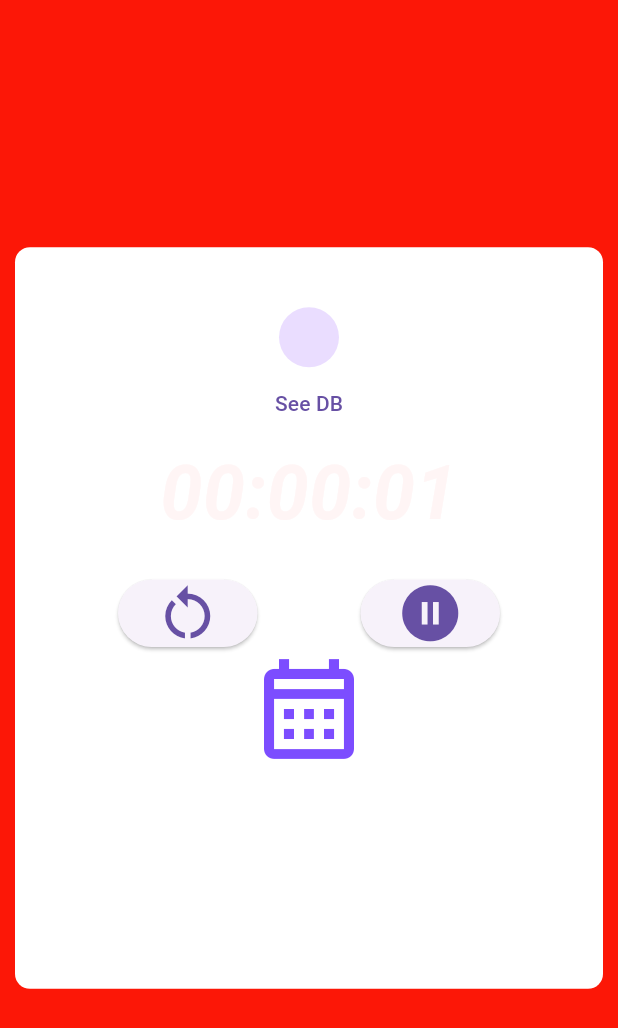
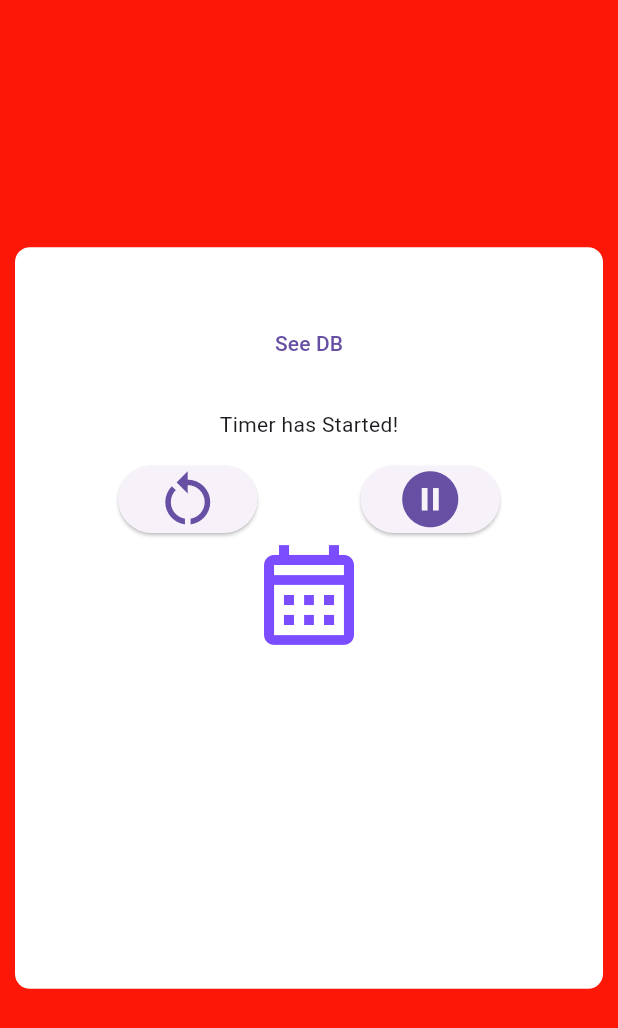
Before and after one commit to HarisMilonas/kids_app, a Flutter app: the screen it shows after launch, after a tap on the "not started" icon, on a phone screen of 412 x 824 dp. Shown: the top 1028 px of the screen. Run offline on Flutter 3.47's test engine with Material 3 defaults, Android fonts, the phone set to English and light mode, and no system bars; our stand-ins replace animate_do, animated_text_kit, flutter_staggered_animations, loading_animation_widget, scroll_to_index, sqflite; missing offline and left inert: sqlite_viewer; accounts and stored records are empty.

Commit message:
New record time implementation without timer

```diff
--- a/lib/models/calendar.dart
+++ b/lib/models/calendar.dart
@@ -4,7 +4,7 @@ class Calendar {
   int? id;
   String date;
   String? duration; // total duration
-  Map<String, dynamic>? details; // detailed hours in the day
+  List<Map<String, dynamic>>? details; // detailed hours in the day
   String? comments;
 
   Calendar(
@@ -15,11 +15,13 @@ class Calendar {
       this.comments});
 
   factory Calendar.fromMap(Map<String, dynamic> map) {
+
+
     return Calendar(
         id: map['id'],
         date: map["date"],
         duration: map['duration'],
-        details: map['details'] != null ? jsonDecode(map['details']) : null,
+       details: map['details'] != null ? (jsonDecode(map['details']) as List).cast<Map<String, dynamic>>() : null,
         comments: map["comments"]);
   }
 
--- a/lib/screens/edit_day_page.dart
+++ b/lib/screens/edit_day_page.dart
@@ -29,7 +29,7 @@ class _EditDayPageState extends State<EditDayPage> {
   @override
   void initState() {
     duration = widget.selectedDay.duration ?? '0';
-    hours = widget.selectedDay.details ?? {};
+    // hours = widget.selectedDay.details ?? {};
     date = widget.selectedDay.date;
     dayTitle = DateFormat('yMMMMEEEEd').format(DateTime.parse(date));
 
@@ -172,7 +172,7 @@ class _EditDayPageState extends State<EditDayPage> {
       // Accumulate the durations in minutes
       newDuration += twentyFourduration.inMinutes;
 
-      widget.selectedDay.details = newHours;
+      // widget.selectedDay.details = newHours;
       widget.selectedDay.duration = newDuration.toString();
 
       await CalendarController.updateDay(widget.selectedDay);
--- a/lib/screens/timer_page.dart
+++ b/lib/screens/timer_page.dart
@@ -1,12 +1,13 @@
 import 'dart:async';
 import 'package:flutter/material.dart';
+import 'package:intl/intl.dart';
+import 'package:loading_animation_widget/loading_animation_widget.dart';
 import 'package:offline_app/componets/dialogs/complete_dialog.dart';
-import 'package:offline_app/componets/dialogs/loading_dialog.dart';
 import 'package:offline_app/componets/dialogs/reset_dialog.dart';
 import 'package:offline_app/componets/page_router.dart';
 import 'package:offline_app/controllers/calendar_controller.dart';
+import 'package:offline_app/models/calendar.dart';
 import 'package:offline_app/screens/calendar_page.dart';
-import 'package:offline_app/styles/text_styles.dart';
 import 'package:sqlite_viewer/sqlite_viewer.dart';
 
 class TimerPage extends StatefulWidget {
@@ -17,78 +18,19 @@ class TimerPage extends StatefulWidget {
 }
 
 class _TimerPageState extends State<TimerPage> {
-  bool isRunning = false;
-  int seconds = 0;
-  late Duration timerDuration;
-  late TextEditingController _controller;
-
-  @override
-  void initState() {
-    super.initState();
-    _controller = TextEditingController(text: '00:00:00');
-    timerDuration = const Duration(seconds: 0);
-  }
-
-  @override
-  void dispose() {
-    _controller.dispose();
-    super.dispose();
-  }
-
-  void startPauseTimer() {
-    setState(() {
-      isRunning = !isRunning;
-      if (isRunning) {
-        _startTimer();
-      } else {
-        _stopTimer();
-      }
-    });
-  }
-
-  void resetTimer() {
-    setState(() {
-      _stopTimer();
-      seconds = 0;
-      _controller.text = '00:00:00'; // Set to initial value
-    });
-  }
-
-  void _startTimer() {
-    const oneSec = Duration(seconds: 1);
-    Timer.periodic(oneSec, (Timer timer) {
-      if (!isRunning) {
-        timer.cancel();
-      } else {
-        setState(() {
-          seconds++;
-          _controller.text = formatDuration(Duration(seconds: seconds));
-        });
-      }
-    });
-  }
-
-  void _stopTimer() {
-    isRunning = false;
-  }
-
-  String formatDuration(Duration duration) {
-    String twoDigits(int n) {
-      if (n >= 10) return "$n";
-      return "0$n";
-    }
-
-    String twoDigitHours = twoDigits(duration.inHours);
-    String twoDigitMinutes = twoDigits(duration.inMinutes.remainder(60));
-    String twoDigitSeconds = twoDigits(duration.inSeconds.remainder(60));
-
-    return "$twoDigitHours:$twoDigitMinutes:$twoDigitSeconds";
-  }
+  String errorMessage = '';
 
   @override
   Widget build(BuildContext context) {
     return Scaffold(
-      body: Center(
+      body: FutureBuilder(
+          future: startPauseTimer(),
+          builder: (context, snapshot) {
+            if (snapshot.hasData) {
+              bool isRunning = snapshot.data!;
+
+              print("IS RUNNING FROM FUTURE: $isRunning");
+              return Center(
                 child: Column(
                   mainAxisAlignment: MainAxisAlignment.center,
                   children: <Widget>[
@@ -105,23 +47,15 @@ class _TimerPageState extends State<TimerPage> {
                         child: Column(
                           mainAxisAlignment: MainAxisAlignment.spaceEvenly,
                           children: [
+                            const SizedBox(height: 40),
 
-                    const SizedBox(height: 40),
-                    // photos
-                    InkWell(
-                      onTap: () {
-                        completeDialog(context, _saveTime);
-                      },
-                      child: const CircleAvatar(
-                        backgroundImage: null,
-                      ),
-                    ),
                             TextButton(
                                 onPressed: () {
                                   Navigator.push(
                                       context,
                                       MaterialPageRoute(
-                                  builder: (_) => const DatabaseList()));
+                                          builder: (_) =>
+                                              const DatabaseList()));
                                 },
                                 child: const Text("See DB")),
 
@@ -129,20 +63,22 @@ class _TimerPageState extends State<TimerPage> {
                             Column(
                               mainAxisSize: MainAxisSize.min,
                               children: [
-                        Text(
-                          _controller.text,
-                          style: timerStyle(),
-                        ),
                                 const SizedBox(height: 20),
+                                Center(
+                                    child: Text(isRunning
+                                        ? "Timer has Started!"
+                                        : "Press start to begin recording")),
+                                const SizedBox(height: 16),
                                 Row(
-                          mainAxisAlignment: MainAxisAlignment.spaceEvenly,
+                                  mainAxisAlignment:
+                                      MainAxisAlignment.spaceEvenly,
                                   children: [
                                     ElevatedButton(
                                       onPressed: () {
-                                resetDialog(context, () {
-                                  resetTimer();
-                                  Navigator.pop(context);
-                                });
+                                        // resetDialog(context, () {
+                                        //   resetDay();
+                                        //   Navigator.pop(context);
+                                        // });
                                       },
                                       child: const Icon(
                                         Icons.restart_alt,
@@ -150,7 +86,10 @@ class _TimerPageState extends State<TimerPage> {
                                       ),
                                     ),
                                     ElevatedButton(
-                                onPressed: startPauseTimer,
+                                        onPressed: () async {
+                                          await daysToSave();
+                                          setState(() {});
+                                        },
                                         child: Icon(
                                           isRunning
                                               ? Icons.pause_circle
@@ -186,18 +125,167 @@ class _TimerPageState extends State<TimerPage> {
                     ),
                   ],
                 ),
+              );
+            }
+            if (snapshot.hasError) {
+              return Center(
+                child: Text("Error: ${snapshot.error.toString()}"),
+              );
+            } else {
+              return Center(
+                child: LoadingAnimationWidget.twistingDots(
+                  leftDotColor: const Color(0xFF1A1A3F),
+                  rightDotColor: const Color(0xFFEA3799),
+                  size: 100,
                 ),
               );
             }
+          }),
+    );
+  }
 
-  void _saveTime() async {
-    loadingDialog(context);
-    int elapsedMinutes = (seconds / 60).floor();
-    await CalendarController.createOrUpdateDay(elapsedMinutes);
-    resetTimer();
-    if (mounted) {
-      Navigator.pop(context);
-      Navigator.pop(context);
+  Future<void> daysToSave() async {
+    DateTime today = DateTime.now();
+    // DateTime today = DateTime(2023, 12, 21, 15, 30);
+
+    String todayString = DateFormat("yyyy-MM-dd").format(today);
+
+    Calendar? dbDay = await CalendarController.getSingleDay(todayString);
+
+    if (dbDay == null) {
+      // errorMessage = "Error fetching todays day from db";
+      return;
+    }
+
+    bool wasPreviousDayUnsaved = await _savePreviousDay(today);
+
+    if (wasPreviousDayUnsaved) {
+      await _saveTodayWithMidnight(today, dbDay);
+    } else {
+      _saveToday(today, dbDay);
+    }
+  }
+
+  Future<bool> _savePreviousDay(DateTime today) async {
+    DateTime previousDay = today.subtract(const Duration(days: 1));
+
+    String previousDayString = DateFormat("yyyy-MM-dd").format(previousDay);
+
+    Calendar? dbPreviousDay =
+        await CalendarController.getSingleDay(previousDayString);
+
+    if (dbPreviousDay != null) {
+      if (dbPreviousDay.details != null) {
+        DateTime lastMinuteYesterday = DateTime(
+            previousDay.year, previousDay.month, previousDay.day, 23, 59);
+
+        String lastMinuteYesterdayString =
+            DateFormat("HH:mm").format(lastMinuteYesterday);
+
+        for (var map in dbPreviousDay.details!) {
+          if (map.containsKey("start") && !map.containsKey("end")) {
+            map["end"] = lastMinuteYesterdayString;
+            await CalendarController.updateDay(dbPreviousDay);
+            return true;
           }
         }
       }
+    }
+    return false;
+  }
+
+  _saveTodayWithMidnight(DateTime today, Calendar? dbDay) async {
+    DateTime todaysFirstMinute =
+        DateTime(today.year, today.month, today.day, 0, 0, 0);
+
+    String todaysFirstMinuteString =
+        DateFormat("HH:mm").format(todaysFirstMinute);
+
+    String nowHour = DateFormat("HH:mm").format(today);
+
+    if (dbDay?.details == null) {
+      dbDay?.details = [
+        {"start": todaysFirstMinuteString, "end": nowHour}
+      ];
+    } else {
+      dbDay!.details!.add({"start": todaysFirstMinuteString, "end": nowHour});
+    }
+
+    // dbDay?.details == null
+    //     ? dbDay?.details = [
+    //         {"start": todaysFirstMinuteString, "end": nowHour}
+    //       ]
+    //     : dbDay!.details!
+    //         .add({"start": todaysFirstMinuteString, "end": nowHour});
+
+    await CalendarController.updateDay(dbDay!);
+  }
+
+  void _saveToday(DateTime today, Calendar dbDay) async {
+    String nowHour = DateFormat("HH:mm").format(today);
+
+    bool putEndKey = false;
+
+    if (dbDay.details != null) {
+      for (var map in dbDay.details!) {
+        if (map.containsKey("start") && !map.containsKey("end")) {
+          putEndKey = true;
+          map["end"] = nowHour;
+        }
+      }
+      if (!putEndKey) {
+        dbDay.details!.add({"start": nowHour});
+      }
+    } else {
+      dbDay.details = [
+        {"start": nowHour}
+      ];
+    }
+
+    await CalendarController.updateDay(dbDay);
+  }
+
+  // just to show the correct icon
+  Future<bool> startPauseTimer() async {
+    DateTime today = DateTime.now();
+
+    // DateTime today = DateTime(2023, 12, 21, 15, 30);
+
+    String todayString = DateFormat("yyyy-MM-dd").format(today);
+
+    DateTime previousDay = today.subtract(const Duration(days: 1));
+    String previousDayString = DateFormat("yyyy-MM-dd").format(previousDay);
+
+    Calendar? dbToday = await CalendarController.getSingleDay(todayString);
+
+    Calendar? dbPreviousDay =
+        await CalendarController.getSingleDay(previousDayString);
+
+    bool hasOnlyStart = false;
+
+    if (dbToday != null) {
+      if (dbToday.details != null) {
+        for (var map in dbToday.details!) {
+          if (map.containsKey("start") && !map.containsKey("end")) {
+            hasOnlyStart = true;
+            break;
+          }
+        }
+      }
+    }
+
+    if (dbPreviousDay != null) {
+      print("I AM HERE ${dbPreviousDay.date}");
+      if (dbPreviousDay.details != null) {
+        for (var map in dbPreviousDay.details!) {
+          if (map.containsKey("start") && !map.containsKey("end")) {
+            hasOnlyStart = true;
+            break;
+          }
+        }
+      }
+    }
+
+    return hasOnlyStart;
+  }
+}
```
Also changed, not shown: lib/controllers/calendar_controller.dart (+146 -129 lines). Lines whose indentation alone changed are shown as unchanged.
